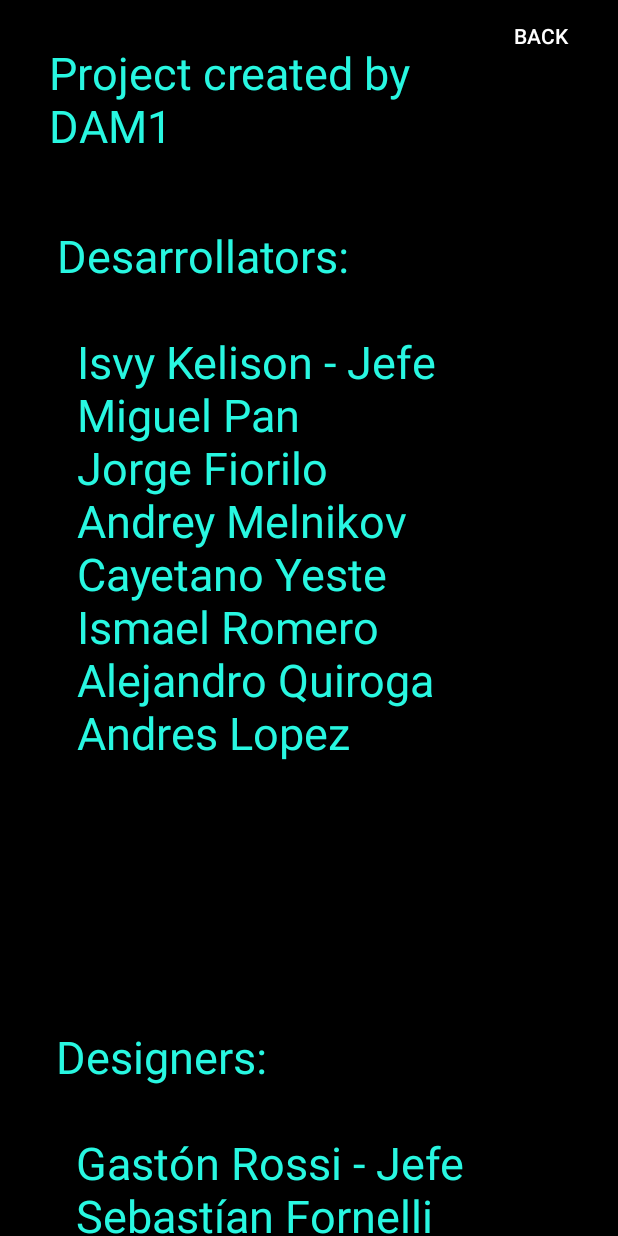
After one commit to dam1m1uf3/projectedam, an Android app: the creditsActivity screen opened directly, with no data from a screen before it, on a phone screen of 412 x 824 dp. The commit adds this screen. Run offline under Robolectric (Android 15) with nearby library versions, the phone set to English and light mode, and no system bars.

Commit message:
Creditos Añadidos

```diff
--- a/ColorOfClans.v2/ColorOfClans/app/src/main/AndroidManifest.xml
+++ b/ColorOfClans.v2/ColorOfClans/app/src/main/AndroidManifest.xml
@@ -10,9 +10,13 @@
         android:supportsRtl="true"
         android:theme="@style/AppTheme">
         <activity
+            android:name=".creditsActivity"
+            android:label="@string/title_activity_credits"
+            android:theme="@style/AppTheme.NoActionBar"></activity>
+        <activity
             android:name=".configActvity"
             android:label="@string/title_activity_config_actvity"
-            android:theme="@style/AppTheme.NoActionBar"></activity>
+            android:theme="@style/AppTheme.NoActionBar" />
         <activity
             android:name=".Menu"
             android:label="ColorOfClans"
@@ -26,7 +30,7 @@
         <activity
             android:name=".MainActivity"
             android:label="MainActivity"
-            android:theme="@style/AppTheme.NoActionBar"></activity>
+            android:theme="@style/AppTheme.NoActionBar" />
     </application>
 
 </manifest>
--- a/ColorOfClans.v2/ColorOfClans/app/src/main/java/com/exercice/colorofclans/Menu.java
+++ b/ColorOfClans.v2/ColorOfClans/app/src/main/java/com/exercice/colorofclans/Menu.java
@@ -36,6 +36,12 @@ public class Menu extends AppCompatActivity {
 
         ImageButton help = (ImageButton)findViewById(R.id.helpButton);
         help.setBackgroundResource(R.drawable.botones_press);
+        help.setOnClickListener(new View.OnClickListener() {
+            @Override
+            public void onClick(View v) {
+                openCredits();
+            }
+        });
 
         final ImageView start = (ImageView)findViewById(R.id.startButton);
 
@@ -72,4 +78,10 @@ public class Menu extends AppCompatActivity {
         Intent configActivity = new Intent(this, configActvity.class);
         startActivity(configActivity);
     }
+    public void openCredits(){
+        Intent creditActivity = new Intent(this, creditsActivity.class);
+        startActivity(creditActivity);
+        finish();
+    }
+
 }
--- /dev/null
+++ b/ColorOfClans.v2/ColorOfClans/app/src/main/java/com/exercice/colorofclans/creditsActivity.java
@@ -0,0 +1,34 @@
+package com.exercice.colorofclans;
+
+import android.content.Intent;
+import android.os.Bundle;
+import android.support.constraint.ConstraintLayout;
+import android.support.design.widget.FloatingActionButton;
+import android.support.design.widget.Snackbar;
+import android.support.v7.app.AppCompatActivity;
+import android.support.v7.widget.Toolbar;
+import android.view.View;
+import android.widget.Button;
+
+public class creditsActivity extends AppCompatActivity {
+
+    @Override
+    protected void onCreate(Bundle savedInstanceState) {
+        super.onCreate(savedInstanceState);
+        setContentView(R.layout.activity_credits);
+        Button btnReturn = findViewById(R.id.btnReturn);
+        btnReturn.setOnClickListener(new View.OnClickListener() {
+            @Override
+            public void onClick(View v) {
+                openMainActivity();
+            }
+        });
+
+    }
+    public void openMainActivity(){
+        Intent menuActivuty = new Intent(this, Menu.class);
+        startActivity(menuActivuty);
+        finish();
+    }
+
+}
--- /dev/null
+++ b/ColorOfClans.v2/ColorOfClans/app/src/main/res/layout/activity_credits.xml
@@ -0,0 +1,95 @@
+<?xml version="1.0" encoding="utf-8"?>
+<android.support.constraint.ConstraintLayout xmlns:android="http://schemas.android.com/apk/res/android"
+    xmlns:app="http://schemas.android.com/apk/res-auto"
+    xmlns:tools="http://schemas.android.com/tools"
+    android:id="@+id/creditBack"
+    android:layout_width="match_parent"
+    android:layout_height="match_parent"
+    tools:context=".creditsActivity">
+
+    <ScrollView
+        android:id="@+id/scrollView2"
+        android:layout_width="match_parent"
+        android:layout_height="match_parent"
+        tools:layout_editor_absoluteX="207dp"
+        tools:layout_editor_absoluteY="111dp">
+
+        <android.support.constraint.ConstraintLayout
+            android:layout_width="match_parent"
+            android:layout_height="wrap_content"
+            android:background="@color/colorCreditos">
+
+            <TextView
+                android:id="@+id/textView"
+                android:layout_width="316dp"
+                android:layout_height="74dp"
+                android:layout_marginStart="16dp"
+                android:layout_marginLeft="16dp"
+                android:layout_marginTop="28dp"
+                android:layout_marginEnd="47dp"
+                android:layout_marginRight="47dp"
+                android:layout_marginBottom="24dp"
+                android:text="Project created by DAM1"
+                android:textColor="@color/colorPrimary"
+                android:textSize="30sp"
+                app:layout_constraintBottom_toTopOf="@+id/diseñadores"
+                app:layout_constraintEnd_toEndOf="parent"
+                app:layout_constraintStart_toStartOf="parent"
+                app:layout_constraintTop_toTopOf="parent" />
+
+            <TextView
+                android:id="@+id/Diseñadores"
+                android:layout_width="297dp"
+                android:layout_height="728dp"
+                android:layout_marginStart="37dp"
+                android:layout_marginLeft="37dp"
+                android:layout_marginTop="4dp"
+                android:layout_marginEnd="74dp"
+                android:layout_marginRight="74dp"
+                android:text="Designers: \n\n\tGastón Rossi - Jefe\n\tSebastían Fornelli\n\tGeorge Peña\n\tDamián Molina\n\tIsha Noor\n\tPilar Gonzales\n\tCatriel Molina\n\tSergi Poza\n\tChristian Villegas\n\tAisha Abbas"
+                android:textColor="@color/colorPrimary"
+                android:textSize="30sp"
+                app:layout_constraintBottom_toBottomOf="parent"
+                app:layout_constraintEnd_toEndOf="parent"
+                app:layout_constraintHorizontal_bias="0.0"
+                app:layout_constraintStart_toStartOf="parent"
+                app:layout_constraintTop_toBottomOf="@+id/diseñadores"
+                app:layout_constraintVertical_bias="1.0" />
+
+            <TextView
+                android:id="@+id/diseñadores"
+                android:layout_width="274dp"
+                android:layout_height="526dp"
+                android:layout_marginStart="37dp"
+                android:layout_marginLeft="37dp"
+                android:layout_marginTop="24dp"
+                android:layout_marginEnd="100dp"
+                android:layout_marginRight="100dp"
+                android:layout_marginBottom="4dp"
+                android:text="Desarrollators: \n\n\tIsvy Kelison - Jefe\n\tMiguel Pan\n\tJorge Fiorilo\n\tAndrey Melnikov\n\tCayetano Yeste\n\tIsmael Romero\n\tAlejandro Quiroga\n\tAndres Lopez"
+                android:textColor="@color/colorPrimary"
+                android:textSize="30sp"
+                app:layout_constraintBottom_toTopOf="@+id/Diseñadores"
+                app:layout_constraintEnd_toEndOf="parent"
+                app:layout_constraintStart_toStartOf="parent"
+                app:layout_constraintTop_toBottomOf="@+id/textView" />
+
+            <Button
+                android:id="@+id/btnReturn"
+                android:layout_width="wrap_content"
+                android:layout_height="wrap_content"
+                android:layout_marginStart="8dp"
+                android:layout_marginLeft="8dp"
+                android:layout_marginEnd="8dp"
+                android:layout_marginRight="8dp"
+                android:background="@color/colorCreditos"
+                android:text="Back"
+                android:textColor="@android:color/white"
+                app:layout_constraintEnd_toEndOf="parent"
+                app:layout_constraintHorizontal_bias="1.0"
+                app:layout_constraintStart_toStartOf="parent"
+                tools:layout_editor_absoluteY="1112dp" />
+
+        </android.support.constraint.ConstraintLayout>
+    </ScrollView>
+</android.support.constraint.ConstraintLayout>
--- a/ColorOfClans.v2/ColorOfClans/app/src/main/res/values/colors.xml
+++ b/ColorOfClans.v2/ColorOfClans/app/src/main/res/values/colors.xml
@@ -9,4 +9,5 @@
     <color name="colorYellow">#FFFF00</color>
     <color name="colorPurple">#4B0082</color>
     <color name="colorPink">#FF00FF</color>
+    <color name="colorCreditos">#000000</color>
 </resources>
--- a/ColorOfClans.v2/ColorOfClans/app/src/main/res/values/strings.xml
+++ b/ColorOfClans.v2/ColorOfClans/app/src/main/res/values/strings.xml
@@ -3,4 +3,5 @@
     <string name="title_activity_menu">Menu</string>
     <string name="todo">TODO</string>
     <string name="title_activity_config_actvity">configActvity</string>
+    <string name="title_activity_credits">creditsActivity</string>
 </resources>
```
